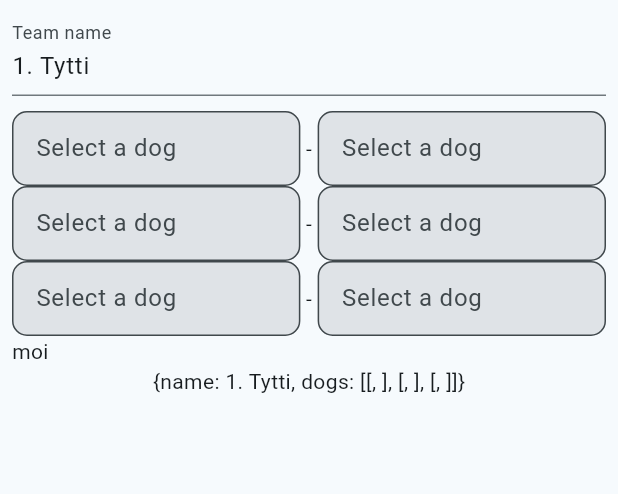
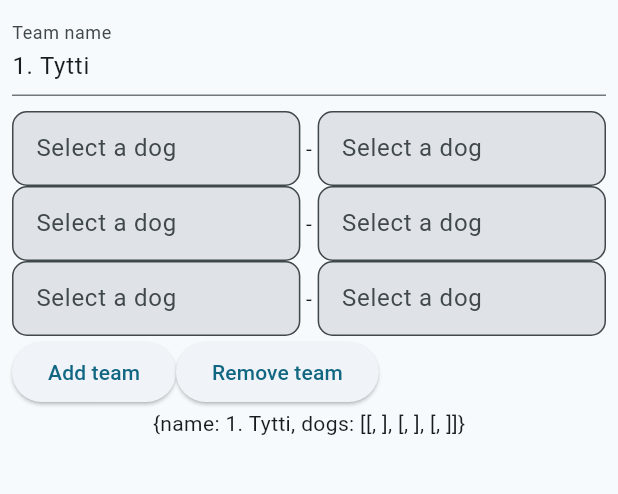
Before and after one commit to Bucciamarcia/mush_on, a Flutter app: the screen it shows after launch, after a tap on "Create Team", on a phone screen of 412 x 824 dp, the part 84-578 px from its top. Run offline on Flutter 3.47's test engine with Material 3 defaults, Android fonts, the light colour scheme and no system bars; our stand-ins replace cloud_firestore, firebase_core; accounts and stored records are empty.

Commit message:
Add and remove team buttons

```diff
--- a/lib/create_team/main.dart
+++ b/lib/create_team/main.dart
@@ -41,7 +41,6 @@ class _TeamRetrieverState extends State<TeamRetriever> {
 
   @override
   void dispose() {
-    // Clean up the controller when the widget is disposed
     textController.dispose();
     super.dispose();
   }
@@ -51,7 +50,6 @@ class _TeamRetrieverState extends State<TeamRetriever> {
     CreateTeamProvider teamProvider = context.watch<CreateTeamProvider>();
     List<Map<String, Object>> teams = teamProvider.teams;
 
-    // Ensure teamNumber is within range
     if (widget.teamNumber >= teams.length) {
       return const Text("Invalid team number");
     }
@@ -90,7 +88,12 @@ class _TeamRetrieverState extends State<TeamRetriever> {
               (entry) => PairRetriever(
                   teamNumber: widget.teamNumber, rowNumber: entry.key),
             ),
-        Text("moi")
+        Row(
+          children: [
+            AddTeamWidget(teamNumber: widget.teamNumber),
+            RemoveTeamWidget(teamNumber: widget.teamNumber),
+          ],
+        ),
       ],
     );
   }
@@ -245,3 +248,36 @@ class IconDeleteDog extends StatelessWidget {
     );
   }
 }
+
+class AddTeamWidget extends StatelessWidget {
+  final int teamNumber;
+  const AddTeamWidget({super.key, required this.teamNumber});
+
+  @override
+  Widget build(BuildContext context) {
+    return ElevatedButton(
+      onPressed: () => Provider.of<CreateTeamProvider>(context, listen: false)
+          .addTeam(teamNumber: teamNumber + 1),
+      child: Text("Add team"),
+    );
+  }
+}
+
+class RemoveTeamWidget extends StatelessWidget {
+  final int teamNumber;
+  const RemoveTeamWidget({super.key, required this.teamNumber});
+
+  @override
+  Widget build(BuildContext context) {
+    CreateTeamProvider teamProvider = context.watch<CreateTeamProvider>();
+    int teamsNumber = teamProvider.teams.length;
+    return ElevatedButton(
+        onPressed: () {
+          if (teamsNumber > 1) {
+            Provider.of<CreateTeamProvider>(context, listen: false)
+                .removeTeam(teamNumber: teamNumber);
+          }
+        },
+        child: Text("Remove team"));
+  }
+}
--- a/lib/create_team/provider.dart
+++ b/lib/create_team/provider.dart
@@ -32,6 +32,11 @@ class CreateTeamProvider extends ChangeNotifier {
       ]
     };
     teams.insert(teamNumber, insElement);
+    notifyListeners();
+  }
+
+  removeTeam({required int teamNumber}) {
+    teams.removeAt(teamNumber);
     notifyListeners();
   }
 
```
